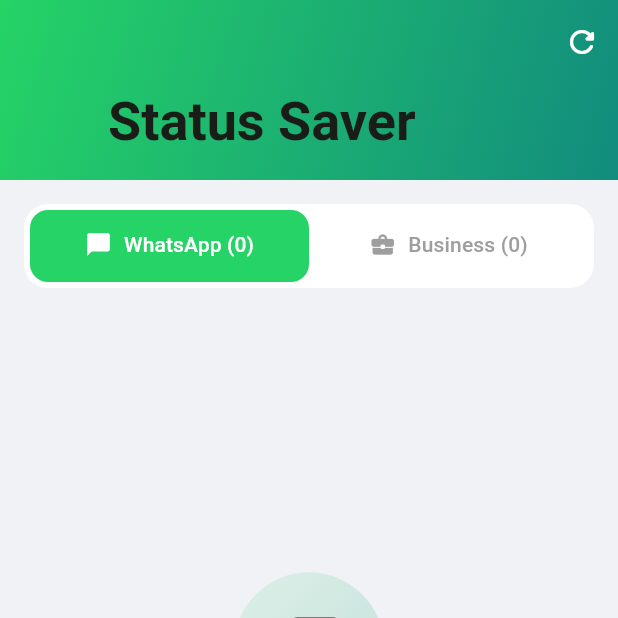
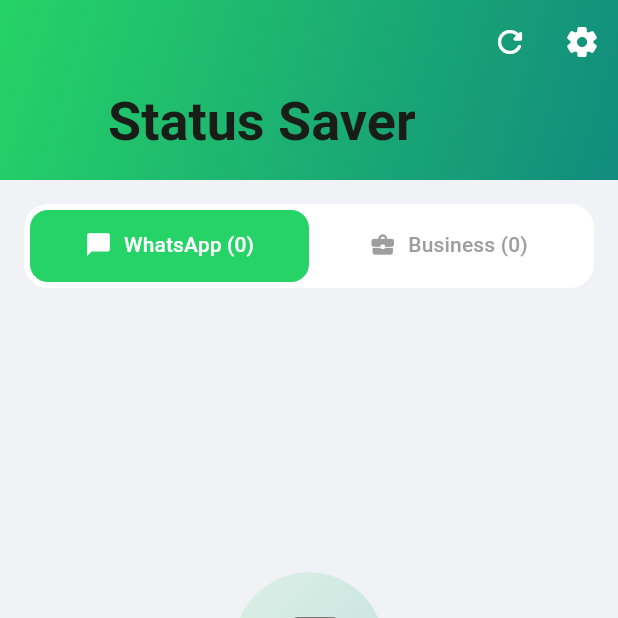
Before and after one commit to desmondknunoo/wa_status_saver, a Flutter app: the screen it shows after launch, on a phone screen of 412 x 824 dp, the top half of it. Run offline on Flutter 3.47's test engine with Material 3 defaults, Android fonts, the phone set to English and light mode, and no system bars; our stand-ins replace device_info_plus, permission_handler, photo_view, share_plus, shared_preferences, video_player.

Commit message:
feat: Add a settings button to the home screen app bar.

```diff
--- a/lib/screens/home_screen.dart
+++ b/lib/screens/home_screen.dart
@@ -6,6 +6,7 @@
 import '../widgets/permission_view.dart';
 import '../widgets/empty_state.dart';
 import 'saved_screen.dart';
+import 'settings_screen.dart';
 
 class HomeScreen extends StatefulWidget {
   const HomeScreen({super.key});
@@ -114,6 +115,13 @@
           onPressed: provider.isLoading
               ? null
               : () => provider.refreshAllStatuses(),
+        ),
+        IconButton(
+          icon: const Icon(Icons.settings_rounded),
+          onPressed: () => Navigator.push(
+            context,
+            MaterialPageRoute(builder: (context) => const SettingsScreen()),
+          ),
         ),
       ],
     );
```
